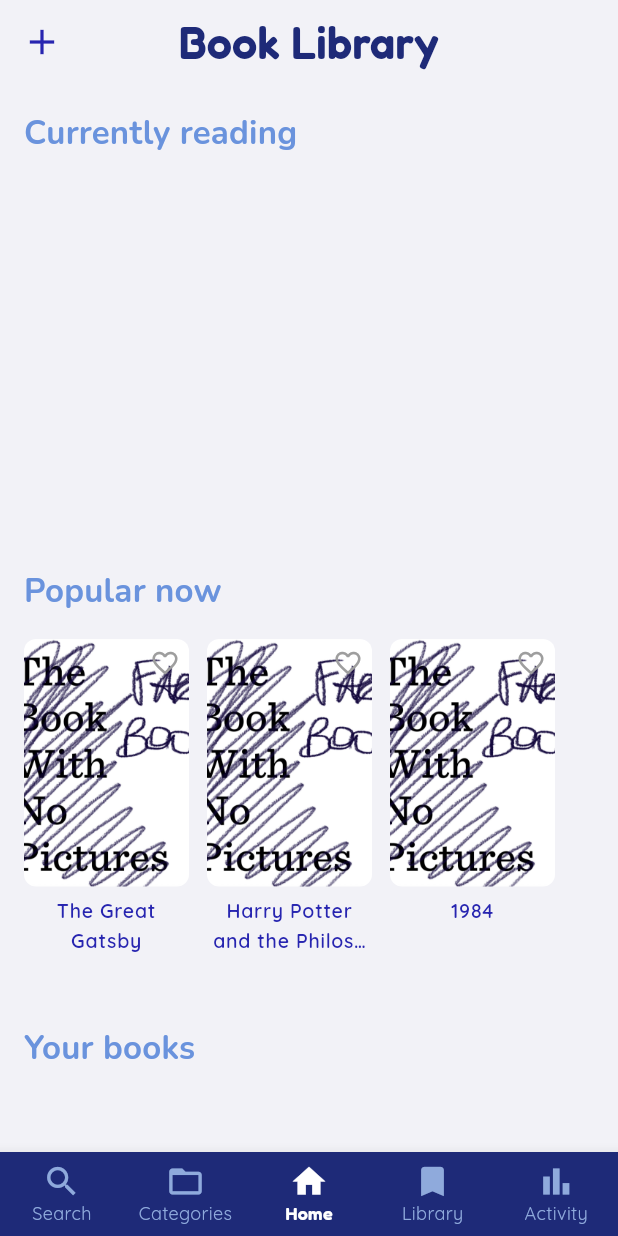
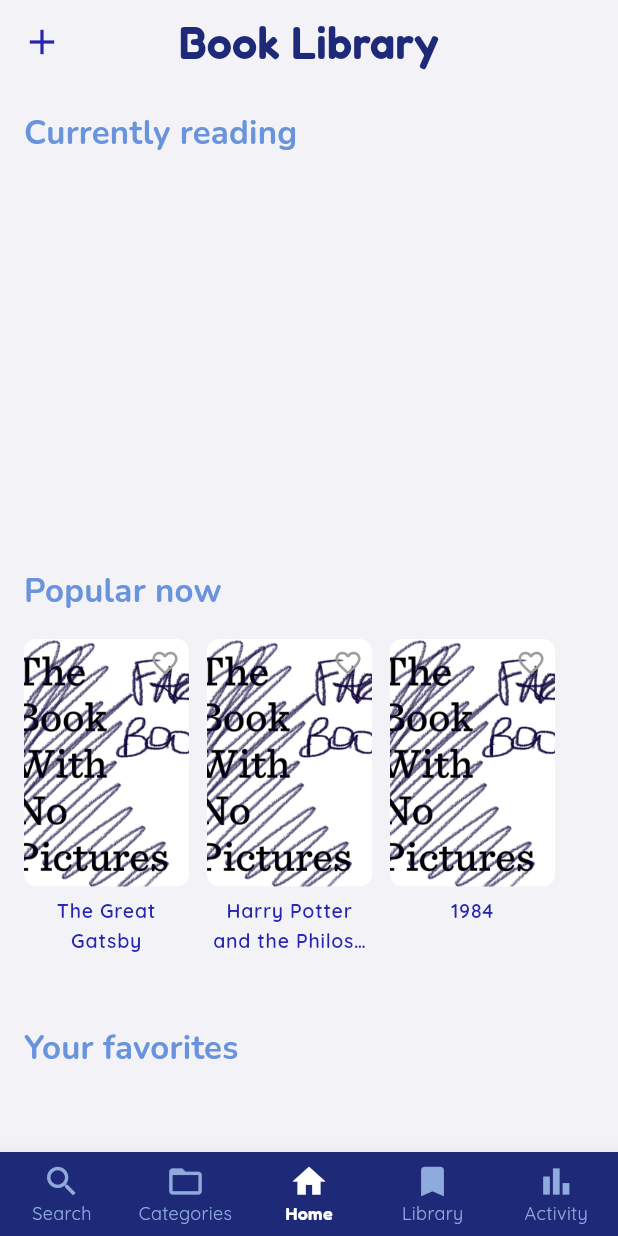
Before and after one commit to Emanuela3009/library_app, a Flutter app: the screen it shows after launch, on a phone screen of 412 x 824 dp. Run offline on Flutter 3.47's test engine with Material 3 defaults, Android fonts, the phone set to English and light mode, and no system bars; our stand-ins replace fl_chart, flutter_colorpicker, google_fonts, image_picker, sqflite; accounts and stored records are empty.

Commit message:
Versione3.4

```diff
--- a/lib/screens/home_screen.dart
+++ b/lib/screens/home_screen.dart
@@ -2,17 +2,17 @@ import 'package:flutter/material.dart';
 import '../models/book.dart';
 import '../data/database_helper.dart';
 import '../widgets/book_card.dart';
+import 'library_page.dart';
+import 'favorites_page.dart';
 
 class HomeScreen extends StatefulWidget {
   const HomeScreen({super.key});
-
 
   @override
   State<HomeScreen> createState() => _HomeScreenState();
 }
 
 class _HomeScreenState extends State<HomeScreen> {
-
   List<Book> allBooks = [];
 
   @override
@@ -30,40 +30,45 @@ class _HomeScreenState extends State<HomeScreen> {
 
   @override
   Widget build(BuildContext context) {
-    final readingBooks = allBooks.where((b) => b.userState == 'Reading').toList();
+    final readingBooks =
+        allBooks.where((b) => b.userState == 'Reading').toList();
     final popularBooks = allBooks.take(3).toList();
     final userBooks = allBooks.where((b) => b.isUserBook == true).toList();
+    final favoriteBooks = allBooks.where((b) => b.isFavorite).toList();
 
     return SingleChildScrollView(
-      child: Column(     //allina verticalmente
-        crossAxisAlignment: CrossAxisAlignment.start,  //allinea a sinistra
+      child: Column(
+        crossAxisAlignment: CrossAxisAlignment.start,
         children: [
-
-          //Currently Reading
+          // Currently Reading
           Padding(
-            padding: const EdgeInsets.all(16),   //inserisce padding all interno del widget
-            child: Text("Currently reading", style: Theme.of(context).textTheme.titleMedium),
+            padding: const EdgeInsets.all(16),
+            child: Text(
+              "Currently reading",
+              style: Theme.of(context).textTheme.titleMedium,
             ),
-
+          ),
           SizedBox(
             height: 240,
             child: ListView.builder(
               scrollDirection: Axis.horizontal,
-            itemCount: readingBooks.length, // o una lista "readingBooks"
+              itemCount: readingBooks.length,
               padding: const EdgeInsets.symmetric(horizontal: 16),
-            itemBuilder: (context, index) => BookCard(
+              itemBuilder:
+                  (context, index) => BookCard(
                     book: readingBooks[index],
-              onUpdate: _loadBooksFromDatabase, // callback passata
+                    onUpdate: _loadBooksFromDatabase,
                   ),
             ),
           ),
 
-
-
-          //Popular Now
+          // Popular Now
           Padding(
             padding: const EdgeInsets.all(16),
-            child: Text("Popular now", style: Theme.of(context).textTheme.titleMedium),
+            child: Text(
+              "Popular now",
+              style: Theme.of(context).textTheme.titleMedium,
+            ),
           ),
           SizedBox(
             height: 240,
@@ -71,18 +76,58 @@ class _HomeScreenState extends State<HomeScreen> {
               scrollDirection: Axis.horizontal,
               itemCount: popularBooks.length,
               padding: const EdgeInsets.symmetric(horizontal: 16),
-           itemBuilder: (context, index) => BookCard(
+              itemBuilder:
+                  (context, index) => BookCard(
                     book: popularBooks[index],
-            onUpdate: _loadBooksFromDatabase, // AGGIUNTO!
+                    onUpdate: _loadBooksFromDatabase,
                   ),
             ),
           ),
 
-
-          //Your Books
+          // Your Favorites
           Padding(
             padding: const EdgeInsets.all(16),
-            child: Text("Your books", style: Theme.of(context).textTheme.titleMedium),
+            child: Text(
+              "Your favorites",
+              style: Theme.of(context).textTheme.titleMedium,
+            ),
+          ),
+          SizedBox(
+            height: 240,
+            child: ListView.builder(
+              scrollDirection: Axis.horizontal,
+              itemCount: favoriteBooks.length,
+              padding: const EdgeInsets.symmetric(horizontal: 16),
+              itemBuilder:
+                  (context, index) => BookCard(
+                    book: favoriteBooks[index],
+                    onUpdate: _loadBooksFromDatabase,
+                  ),
+            ),
+          ),
+
+          // Your Books + freccetta
+          Padding(
+            padding: const EdgeInsets.symmetric(horizontal: 16, vertical: 8),
+            child: Row(
+              children: [
+                Expanded(
+                  child: Text(
+                    "Your books",
+                    style: Theme.of(context).textTheme.titleMedium,
+                  ),
+                ),
+                IconButton(
+                  icon: const Icon(Icons.arrow_forward_ios, size: 18),
+                  onPressed: () {
+                    Navigator.push(
+                      context,
+                      MaterialPageRoute(builder: (_) => const LibraryPage()),
+                    );
+                  },
+                ),
+              ],
+            ),
           ),
           SizedBox(
             height: 240,
@@ -90,9 +135,10 @@ class _HomeScreenState extends State<HomeScreen> {
               scrollDirection: Axis.horizontal,
               itemCount: userBooks.length,
               padding: const EdgeInsets.symmetric(horizontal: 16),
-           itemBuilder: (context, index) => BookCard(
+              itemBuilder:
+                  (context, index) => BookCard(
                     book: userBooks[index],
-            onUpdate: _loadBooksFromDatabase, // AGGIUNTO!
+                    onUpdate: _loadBooksFromDatabase,
                   ),
             ),
           ),
```
Also changed, not shown: lib/screens/favorites_page.dart (added, +45 -0 lines), pubspec.lock. Lines whose indentation alone changed are shown as unchanged.
